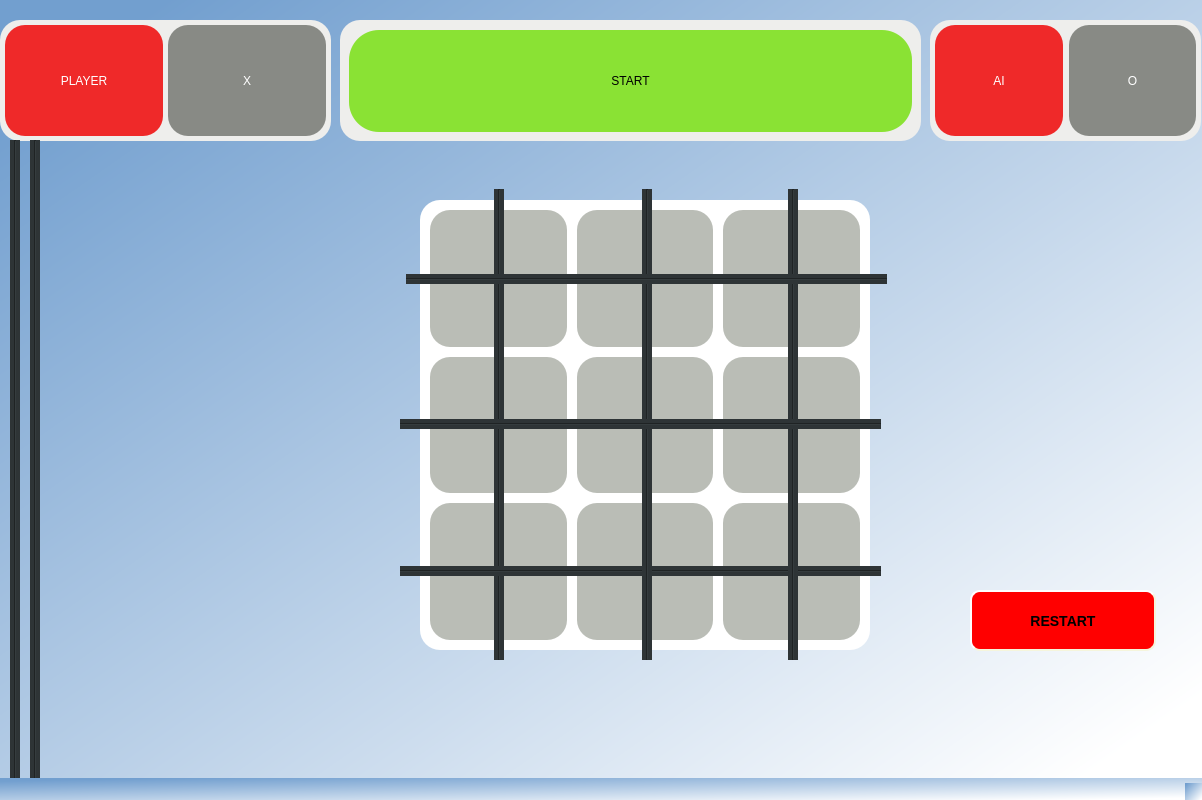
First picture: the form in xo.ui, repository aleksat21/xo_game, before the edit.
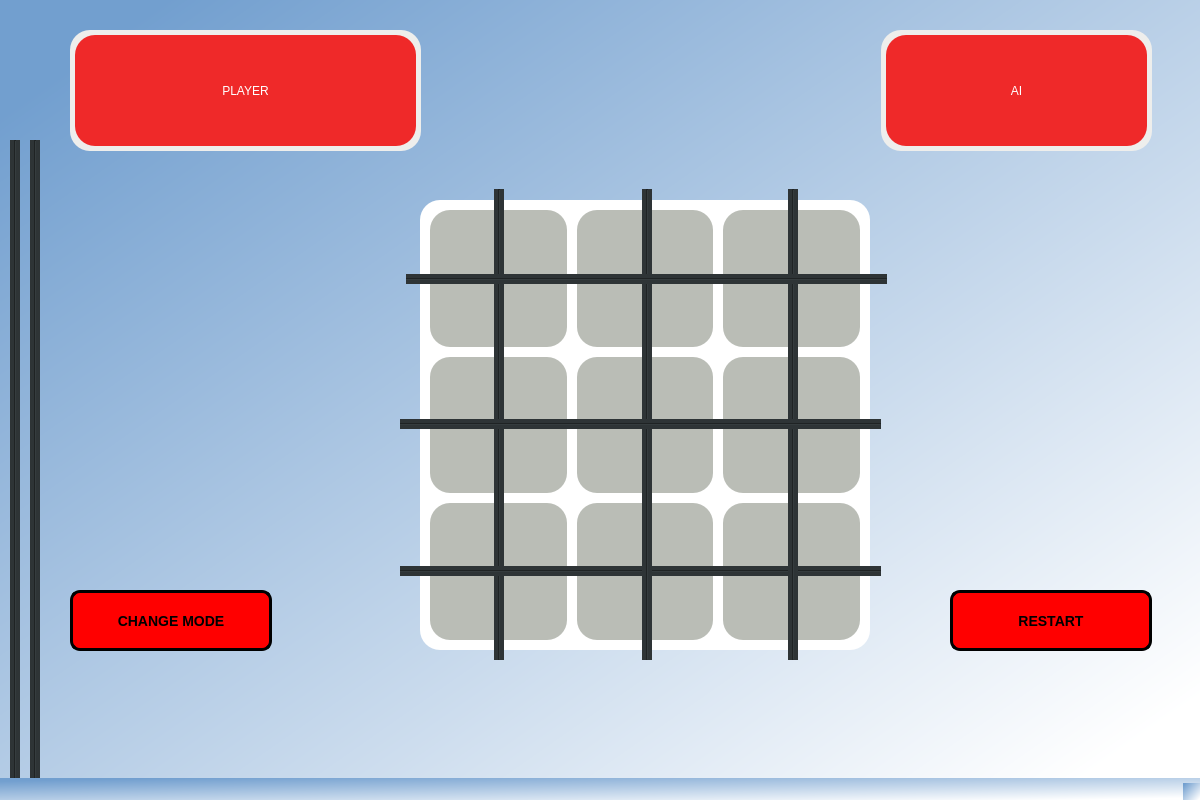
Second picture: the form after the edit.

The edit to the form file:
```diff
--- a/xo.ui
+++ b/xo.ui
@@ -9,7 +9,7 @@
    <rect>
     <x>0</x>
     <y>0</y>
-    <width>1202</width>
+    <width>1200</width>
     <height>800</height>
    </rect>
   </property>
@@ -362,76 +362,23 @@
     <zorder>bt7</zorder>
     <zorder>bt6</zorder>
    </widget>
-   <widget class="QFrame" name="horizontalFrame">
-    <property name="enabled">
-     <bool>true</bool>
-    </property>
-    <property name="geometry">
-     <rect>
-      <x>340</x>
-      <y>20</y>
-      <width>581</width>
-      <height>121</height>
-     </rect>
-    </property>
-    <property name="styleSheet">
-     <string notr="true">background-color: rgb(238, 238, 236);
-border-radius: 20px</string>
-    </property>
-    <layout class="QHBoxLayout" name="horizontalLayout" stretch="0">
-     <property name="topMargin">
-      <number>10</number>
-     </property>
-     <item>
-      <widget class="QPushButton" name="btStart">
-       <property name="sizePolicy">
-        <sizepolicy hsizetype="Minimum" vsizetype="MinimumExpanding">
-         <horstretch>0</horstretch>
-         <verstretch>0</verstretch>
-        </sizepolicy>
-       </property>
-       <property name="layoutDirection">
-        <enum>Qt::LeftToRight</enum>
-       </property>
-       <property name="autoFillBackground">
-        <bool>false</bool>
-       </property>
-       <property name="styleSheet">
-        <string notr="true">QPushButton#btStart{
-	background-color: rgb(138, 226, 52);
-	border-radius: 30px;
-	padding: 5px;
-	font: 40pt &quot;Times New Roman&quot;;
-}
-QPushButton#btStart:pressed{
-	 background-color: rgb(118, 200, 32);
-    border-style: inset;
-}</string>
-       </property>
-       <property name="text">
-        <string>START</string>
-       </property>
-      </widget>
-     </item>
-    </layout>
-   </widget>
    <widget class="QPushButton" name="btRestart">
     <property name="geometry">
      <rect>
-      <x>970</x>
+      <x>950</x>
       <y>590</y>
-      <width>186</width>
+      <width>202</width>
       <height>61</height>
      </rect>
     </property>
     <property name="styleSheet">
      <string notr="true">QPushButton#btRestart{
 	background-color: red;
-	border-style: outset;
-	border-width: 2px;
+	border-style: inset;
+	border-width: 3px;
 	border-radius: 10px;
 	alternate-background-color: rgb(52, 101, 164);
-	border-color: beige;
+	border-color: rgb(0, 0, 0);
 	font: bold 14px;
 	min-width: 10em;
 	padding: 6px;
@@ -457,9 +404,9 @@
    <widget class="QFrame" name="horizontalFrame">
     <property name="geometry">
      <rect>
-      <x>0</x>
-      <y>20</y>
-      <width>331</width>
+      <x>70</x>
+      <y>30</y>
+      <width>351</width>
       <height>121</height>
      </rect>
     </property>
@@ -487,7 +434,7 @@
      <item>
       <widget class="QLabel" name="lbPlayer">
        <property name="sizePolicy">
-        <sizepolicy hsizetype="Preferred" vsizetype="Preferred">
+        <sizepolicy hsizetype="MinimumExpanding" vsizetype="Preferred">
          <horstretch>0</horstretch>
          <verstretch>0</verstretch>
         </sizepolicy>
@@ -513,38 +460,13 @@
        </property>
       </widget>
      </item>
-     <item>
-      <widget class="QLabel" name="lbX">
-       <property name="sizePolicy">
-        <sizepolicy hsizetype="Preferred" vsizetype="Preferred">
-         <horstretch>0</horstretch>
-         <verstretch>0</verstretch>
-        </sizepolicy>
-       </property>
-       <property name="styleSheet">
-        <string notr="true">color: white;
-background-color: rgb(136, 138, 133);
-font: 36pt &quot;Times New Roman&quot;;
-border-radius: 20px;</string>
-       </property>
-       <property name="text">
-        <string>X</string>
-       </property>
-       <property name="textFormat">
-        <enum>Qt::PlainText</enum>
-       </property>
-       <property name="alignment">
-        <set>Qt::AlignCenter</set>
-       </property>
-      </widget>
-     </item>
     </layout>
    </widget>
    <widget class="QFrame" name="horizontalFrame">
     <property name="geometry">
      <rect>
-      <x>930</x>
-      <y>20</y>
+      <x>881</x>
+      <y>30</y>
       <width>271</width>
       <height>121</height>
      </rect>
@@ -595,31 +517,6 @@
        </property>
       </widget>
      </item>
-     <item>
-      <widget class="QLabel" name="lbX_2">
-       <property name="sizePolicy">
-        <sizepolicy hsizetype="Preferred" vsizetype="Preferred">
-         <horstretch>0</horstretch>
-         <verstretch>0</verstretch>
-        </sizepolicy>
-       </property>
-       <property name="styleSheet">
-        <string notr="true">color: white;
-background-color: rgb(136, 138, 133);
-font: 36pt &quot;Times New Roman&quot;;
-border-radius: 20px;</string>
-       </property>
-       <property name="text">
-        <string>O</string>
-       </property>
-       <property name="textFormat">
-        <enum>Qt::PlainText</enum>
-       </property>
-       <property name="alignment">
-        <set>Qt::AlignCenter</set>
-       </property>
-      </widget>
-     </item>
     </layout>
    </widget>
    <widget class="Line" name="lnHU">
@@ -798,6 +695,45 @@
      <enum>Qt::Vertical</enum>
     </property>
    </widget>
+   <widget class="QPushButton" name="btChangeMode">
+    <property name="geometry">
+     <rect>
+      <x>70</x>
+      <y>590</y>
+      <width>202</width>
+      <height>61</height>
+     </rect>
+    </property>
+    <property name="styleSheet">
+     <string notr="true">QPushButton#btChangeMode{
+	background-color: red;
+	border-style: inset;
+	border-width: 3px;
+	border-radius: 10px;
+	alternate-background-color: rgb(52, 101, 164);
+	border-color: rgb(0, 0, 0);
+	font: bold 14px;
+	min-width: 10em;
+	padding: 6px;
+}
+QPushButton#btChangeMode:pressed {
+    background-color: rgb(224, 0, 0);
+    border-style: inset;
+}</string>
+    </property>
+    <property name="text">
+     <string>CHANGE MODE</string>
+    </property>
+    <property name="autoDefault">
+     <bool>false</bool>
+    </property>
+    <property name="default">
+     <bool>false</bool>
+    </property>
+    <property name="flat">
+     <bool>false</bool>
+    </property>
+   </widget>
    <zorder>xo_object</zorder>
    <zorder>horizontalFrame</zorder>
    <zorder>btRestart</zorder>
```
Left out of the diff: 8 changed lines with no effect on the pictures.
